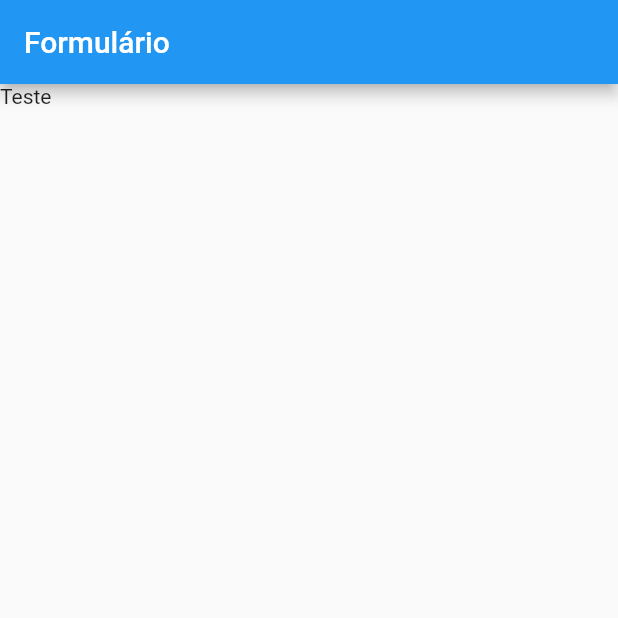
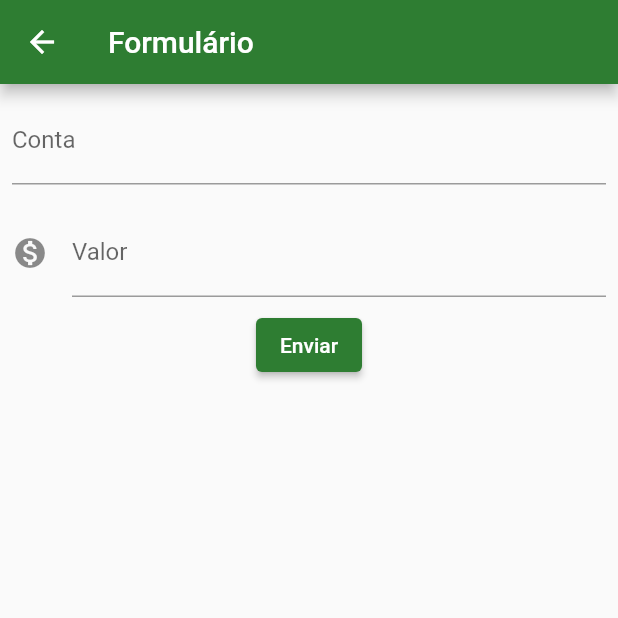
Before and after one commit to JVB-Dev/bytebank_app, a Flutter app: the FormularioTransferencia screen opened directly, on a phone screen of 412 x 824 dp, the top half of it. Run offline on Flutter 3.47's test engine with Material 2 defaults, Android fonts, the phone set to English and light mode, and no system bars.

Commit message:
Finalizando curso

```diff
--- /dev/null
+++ b/lib/components/editor.dart
@@ -0,0 +1,34 @@
+import 'package:flutter/material.dart';
+
+class Editor extends StatelessWidget {
+  final TextEditingController controller;
+  final String labelText;
+  final String hintText;
+  final TextInputType inputType;
+  final IconData? icon;
+
+  const Editor(
+    this.controller, {
+    required this.labelText,
+    required this.hintText,
+    required this.inputType,
+    this.icon,
+    Key? key,
+  }) : super(key: key);
+
+  @override
+  Widget build(BuildContext context) {
+    return Padding(
+      padding: const EdgeInsets.all(8.0),
+      child: TextField(
+          controller: controller,
+          keyboardType: inputType,
+          decoration: InputDecoration(
+            icon: icon != null ? Icon(icon) : null,
+            labelText: labelText,
+            hintText: hintText,
+          ),
+          style: const TextStyle(fontSize: 16.0)),
+    );
+  }
+}
--- /dev/null
+++ b/lib/models/transferencia.dart
@@ -0,0 +1,11 @@
+class Transferencia {
+  final double valor;
+  final int conta;
+
+  const Transferencia(this.valor, this.conta);
+
+  @override
+  String toString() {
+    return "Conta: $conta; Valor: $valor";
+  }
+}
--- /dev/null
+++ b/lib/screens/transferencia/formulario.dart
@@ -0,0 +1,59 @@
+import 'package:bytebank_app/components/editor.dart';
+import 'package:bytebank_app/models/transferencia.dart';
+import 'package:flutter/material.dart';
+
+const _appBarName = "Formulário";
+
+const _labelInputConta = "Conta";
+const _hintInputConta = "0000";
+
+const _labelInputValor = "Valor";
+const _hintInputValor = "0.00";
+
+const _textButtonEnviar = "Enviar";
+
+class FormularioTransferencia extends StatelessWidget {
+  final TextEditingController _controladorInputConta = TextEditingController();
+  final TextEditingController _controladorInputValor = TextEditingController();
+
+  FormularioTransferencia({Key? key}) : super(key: key);
+
+  @override
+  Widget build(BuildContext context) {
+    return Scaffold(
+      appBar: AppBar(
+        title: const Text(_appBarName),
+      ),
+      body: SingleChildScrollView(
+        child: Column(
+          children: <Widget>[
+            Editor(_controladorInputConta,
+                labelText: _labelInputConta,
+                hintText: _hintInputConta,
+                inputType: TextInputType.number),
+            Editor(_controladorInputValor,
+                labelText: _labelInputValor,
+                hintText: _hintInputValor,
+                inputType: TextInputType.number,
+                icon: Icons.monetization_on),
+            ElevatedButton(
+              onPressed: () => _criaTransferencia(context),
+              child: const Text(_textButtonEnviar),
+            )
+          ],
+        ),
+      ),
+    );
+  }
+
+  void _criaTransferencia(BuildContext context) {
+    final int? conta = int.tryParse(_controladorInputConta.text);
+    final double? valor = double.tryParse(_controladorInputValor.text);
+
+    if (conta != null && valor != null) {
+      final transferenciaCriada = Transferencia(valor, conta);
+
+      Navigator.pop(context, transferenciaCriada);
+    }
+  }
+}
```
Also changed, not shown: lib/main.dart (+10 -58 lines), lib/screens/transferencia/lista.dart (added, +69 -0 lines).
